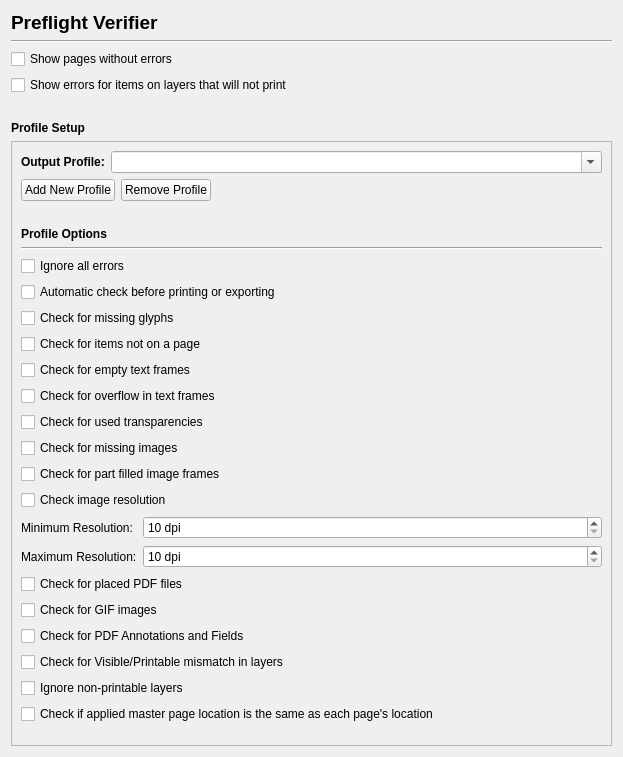
The window that scribus/ui/prefs_preflightverifierbase.ui (scribusproject/scribus) describes before a commit, drawn with Qt 5.
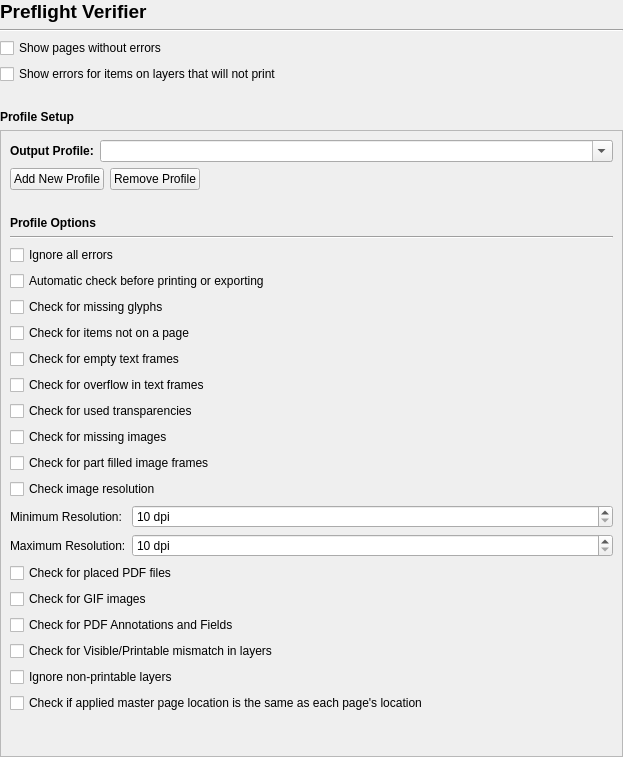
The same window after the commit.

Patch:
```diff
--- a/scribus/ui/prefs_preflightverifierbase.ui
+++ b/scribus/ui/prefs_preflightverifierbase.ui
@@ -14,6 +14,18 @@
    <string notr="true">Form</string>
   </property>
   <layout class="QVBoxLayout" name="verticalLayout">
+   <property name="leftMargin">
+    <number>0</number>
+   </property>
+   <property name="topMargin">
+    <number>0</number>
+   </property>
+   <property name="rightMargin">
+    <number>0</number>
+   </property>
+   <property name="bottomMargin">
+    <number>0</number>
+   </property>
    <item>
     <widget class="QLabel" name="label">
      <property name="font">
```
